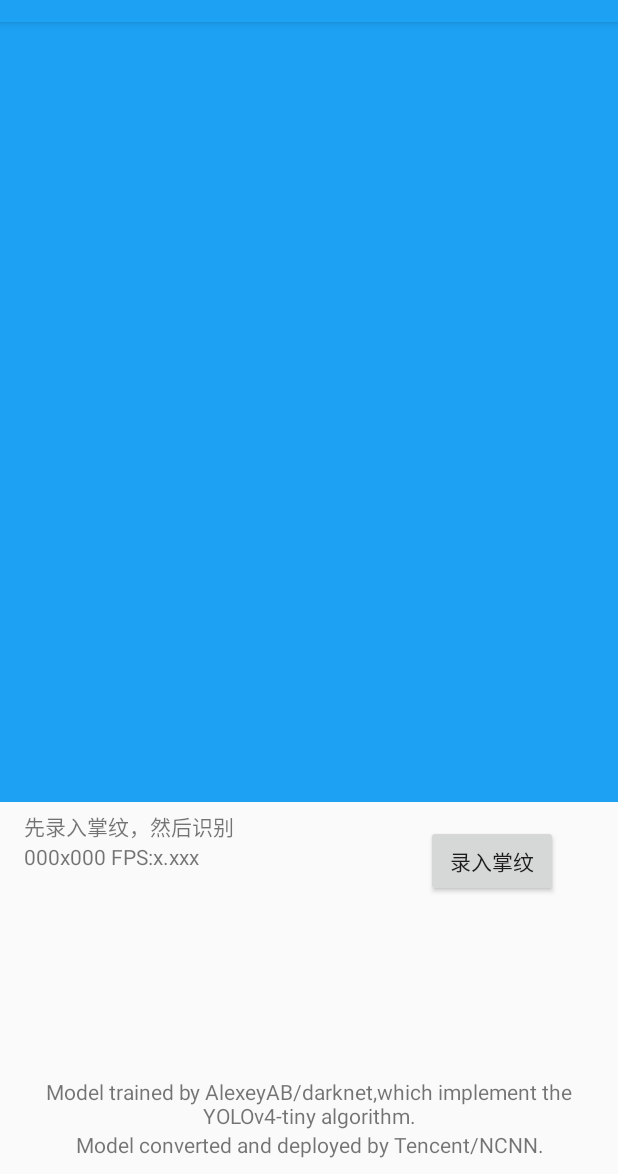
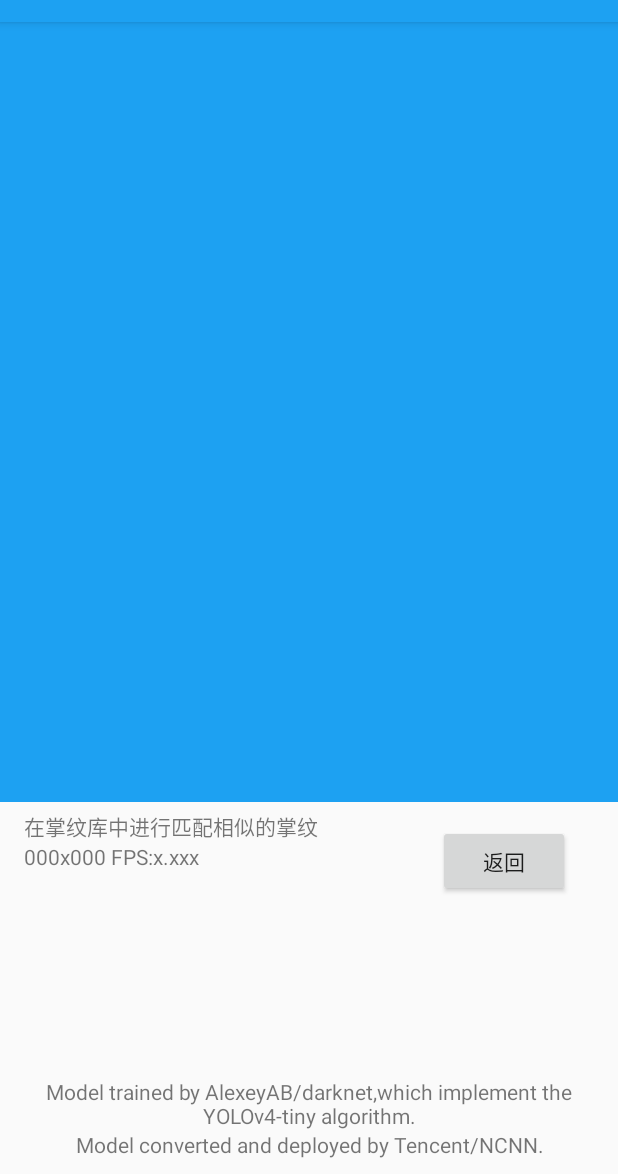
Before and after one commit to Zhaobaba918/Palmprint-Verification, an Android app: the VerifyActivity screen opened directly, with no data from a screen before it, on a phone screen of 412 x 824 dp, the part 62-1236 px from its top. Run offline under Robolectric (Android 15) with nearby library versions, the phone set to English and light mode, and no system bars; libraries missing offline, so code that uses them is left out: androidx.camera.core, org.pytorch, org.pytorch.torchvision; 6 statements that could not run were skipped.

Commit message:
add 多人识别

```diff
--- a/app/src/main/java/top/sun1999/VerifyActivity.java
+++ b/app/src/main/java/top/sun1999/VerifyActivity.java
@@ -60,12 +60,14 @@ import java.lang.ref.SoftReference;
 import java.nio.ByteBuffer;
 import java.text.SimpleDateFormat;
 import java.util.ArrayList;
+import java.util.Arrays;
 import java.util.Date;
 import java.util.List;
 import java.util.Locale;
 import java.util.concurrent.atomic.AtomicBoolean;
 
 import static java.lang.Math.PI;
+import static java.lang.Math.max;
 import static java.lang.Math.pow;
 
 import org.pytorch.IValue;
@@ -88,8 +90,8 @@ public class VerifyActivity extends AppCompatActivity {
     private final double threshold = 0.35;
     private final double nms_threshold = 0.7;
 
-    private final AtomicBoolean detecting = new AtomicBoolean(false);
-    private final AtomicBoolean detectPhoto = new AtomicBoolean(false);
+//    private final AtomicBoolean detecting = new AtomicBoolean(false);
+//    private final AtomicBoolean detectPhoto = new AtomicBoolean(false);
 
     private long startTime = 0;
     private long endTime = 0;
@@ -97,7 +99,7 @@ public class VerifyActivity extends AppCompatActivity {
     private int height;
     private static final Paint boxPaint = new Paint();
 
-    private float[] myVec;
+    //    private float[] myVec;
     private Module module;
 
     @Override
@@ -118,39 +120,17 @@ public class VerifyActivity extends AppCompatActivity {
         thresholdTextview = findViewById(R.id.valTxtView);
         tvInfo = findViewById(R.id.tv_info);
 
-        thresholdTextview.setText("先录入掌纹，然后识别");
+        thresholdTextview.setText("在掌纹库中进行匹配相似的掌纹");
 
         Button inference = findViewById(R.id.button);
         inference.setOnClickListener(view -> {
-//            Intent takePictureIntent = new Intent(MediaStore.ACTION_IMAGE_CAPTURE);
-//            // Ensure that there's a camera activity to handle the intent
-//            if (takePictureIntent.resolveActivity(getPackageManager()) != null) {
-//                // Create the File where the photo should go
-//                File photoFile = null;
-//                try {
-//                    photoFile = createImageFile();
-//                } catch (IOException ex) {
-//                    // Error occurred while creating the File
-//                    Log.e("文件创建失败", ex.toString());
-//                }
-//                // Continue only if the File was successfully created
-//                if (photoFile != null) {
-//                    Uri photoURI = FileProvider.getUriForFile(this, "top.sun1999.fileProvider", photoFile);
-//                    takePictureIntent.putExtra(MediaStore.EXTRA_OUTPUT, photoURI);
-//                    startActivityForResult(takePictureIntent, 1);
-//                }
-//            }
             finish();
-//            Intent intent = new Intent(Intent.ACTION_PICK);
-//            intent.setType("image/*");
-//            startActivityForResult(intent, REQUEST_PICK_IMAGE);
         });
 
-        resultImageView.setOnClickListener(v -> {
-            detectPhoto.set(false);
-            Log.e("click", "点击了按钮");
-//            startCamera();
-        });
+//        resultImageView.setOnClickListener(v -> {
+//            detectPhoto.set(false);
+//            Log.e("click", "点击了按钮");
+//        });
         startCamera();
         try {
             module = Module.load(assetFilePath(this, "best.pt"));
@@ -210,27 +190,16 @@ public class VerifyActivity extends AppCompatActivity {
         return analysis;
     }
 
-    int goodNum = 0;
-    int badNum = 0;
-
-//    Handler handler = new Handler(){
-//        @Override
-//        public void handleMessage(Message message){
-//            super.handleMessage(message);
-//            makeDialog(message.toString());
-//        }
-//    };
 
     private class DetectAnalyzer implements ImageAnalysis.Analyzer {
         @Override
         public void analyze(ImageProxy image, final int rotationDegrees) {
-            if (detecting.get() || detectPhoto.get()) {
-                return;
-            }
-            detecting.set(true);
+//            if (detecting.get() || detectPhoto.get()) {
+//                return;
+//            }
+//            detecting.set(true);
             final Bitmap bitmapsrc = imageToBitmap(image);  // 格式转换
             Thread detectThread = new Thread(() -> {
-//                handler.sendEmptyMessage(1);
                 Matrix matrix = new Matrix();
                 matrix.postRotate(rotationDegrees);
                 width = bitmapsrc.getWidth();
@@ -265,12 +234,11 @@ public class VerifyActivity extends AppCompatActivity {
                 String res;
                 Bitmap roi = Util.extractROI(mutableBitmap, result, true);
 
-                if (myVec == null) {
+                if (Util.names.size() == 0) {
                     res = "请录入掌纹";
                 } else {
                     if (roi == null) {
                         res = "请将摄像头对准手掌";
-                        goodNum = badNum = 0;
                     } else {
                         final Tensor inputTensor = TensorImageUtils.bitmapToFloat32Tensor(roi,
                                 TensorImageUtils.TORCHVISION_NORM_MEAN_RGB, TensorImageUtils.TORCHVISION_NORM_STD_RGB, MemoryFormat.CHANNELS_LAST);
@@ -285,45 +253,33 @@ public class VerifyActivity extends AppCompatActivity {
                         }
                         sum = (float) Math.sqrt(sum);
 
-                        float dot = 0;
-                        for (int i = 0; i < myVec.length; i++) {
-                            dot += vec[i] / sum * myVec[i];
+                        List<Double> dot = new ArrayList<>();
+                        double tmpDot = 0f;
+                        for (double[] vect : Util.vecs) {
+                            for (int i = 0; i < vect.length; i++) {
+                                tmpDot += vec[i] / sum * vect[i];
+                            }
+                            dot.add(tmpDot);
                         }
+                        double maxDot = -1;
+                        for (int i = 0; i < dot.size(); i++) {
+                            if (dot.get(i) > maxDot) {
+                                maxDot = dot.get(i);
+                            }
+                        }
+                        String name = Util.names.get(dot.indexOf(maxDot));
+
                         endTime = System.currentTimeMillis();
-//                        String res1;
-//                        if (dot > 0.294) {
-//                            res1 = "掌纹匹配成功";
-//                            goodNum += 1;
-//                            badNum = 0;
-//                            if (goodNum > 5) {
-//                                Looper.prepare();
-//                                goodNum = 0;
-//                                makeDialog("掌纹匹配成功");
-////                                Handler handler1 =
-////                                Looper.loop();
-//                            }
-//                        } else {
-//                            res1 = "掌纹匹配失败";
-//                            badNum += 1;
-//                            goodNum = 0;
-//                            if (badNum > 5) {
-//                                makeDialog("掌纹匹配失败");
-//                                badNum = 0;
-//                            }
-//                        }
-                        String res1 = dot > 0.432 ? "掌纹匹配成功" : "掌纹匹配失败";
+//                        String res1 = dot > 0.432 ? "掌纹匹配成功" : "掌纹匹配失败";
                         res = String.format(Locale.CHINESE,
-                                "ImgSize: %dx%d\nUseTime: %d ms\n相似度: %.3f %s ",
-                                mutableBitmap.getHeight(), mutableBitmap.getWidth(), endTime - startTime, dot, res1);
+                                "%s，你被我认出来了！\n相似度: %.3f\nImgSize: %dx%d\nUseTime: %d ms",
+                                name, maxDot, mutableBitmap.getHeight(), mutableBitmap.getWidth(), endTime - startTime);
 
                     }
 
                 }
                 runOnUiThread(() -> {
                     resultImageView.setImageBitmap(mutableBitmap);
-                    detecting.set(false);
-//                    long dur = endTime - startTime;
-//                    float fps = (float) (1000.0 / dur);
                     tvInfo.setText(res);
                 });
             }, "detect");
@@ -375,87 +331,87 @@ public class VerifyActivity extends AppCompatActivity {
         }
     }
 
-    @Override
-    protected void onActivityResult(int requestCode, int resultCode, @Nullable Intent data) {
-        super.onActivityResult(requestCode, resultCode, data);
-//        if (data == null) {
+//    @Override
+//    protected void onActivityResult(int requestCode, int resultCode, @Nullable Intent data) {
+//        super.onActivityResult(requestCode, resultCode, data);
+////        if (data == null) {
+////            return;
+////        }
+//
+//        detectPhoto.set(true);
+//
+////        byte[] photoByUrl = getPhotoByUrl(currentPhotoPath);
+////        Bitmap image = byteToBitmap(getPhotoByUrl(currentPhotoPath));
+////        Bitmap image = (Bitmap) photoByUrl;
+//        Bitmap image = getPicture(data.getData());
+//        //根据Uri显示本地图片
+////        photoImageView.setImageURI(uri);
+////        Log.d("success","路径：" + uri.toString());
+//
+//
+////        Bundle bundle = data.getExtras(); // 从data中取出传递回来缩略图的信息，图片质量差，适合传递小图片
+////        Bitmap image = (Bitmap) bundle.get("data"); // 将data中的信息流解析为Bitmap类型
+//
+////        Bitmap image = getPicture(data.getData());
+//
+//        startTime = System.currentTimeMillis();
+//        Box[] result = YOLOv4.detect(image, threshold, nms_threshold);
+//        Bitmap tmpimage = Util.extractROI(image, result);
+//        resultImageView.setImageBitmap(tmpimage);
+//        if (tmpimage == null) {
+//            tvInfo.setText("Yolo 识别失败");
+////            detectPhoto.set(false);
 //            return;
 //        }
-
-        detectPhoto.set(true);
-
-//        byte[] photoByUrl = getPhotoByUrl(currentPhotoPath);
-//        Bitmap image = byteToBitmap(getPhotoByUrl(currentPhotoPath));
-//        Bitmap image = (Bitmap) photoByUrl;
-        Bitmap image = getPicture(data.getData());
-        //根据Uri显示本地图片
-//        photoImageView.setImageURI(uri);
-//        Log.d("success","路径：" + uri.toString());
-
-
-//        Bundle bundle = data.getExtras(); // 从data中取出传递回来缩略图的信息，图片质量差，适合传递小图片
-//        Bitmap image = (Bitmap) bundle.get("data"); // 将data中的信息流解析为Bitmap类型
-
-//        Bitmap image = getPicture(data.getData());
-
-        startTime = System.currentTimeMillis();
-        Box[] result = YOLOv4.detect(image, threshold, nms_threshold);
-        Bitmap tmpimage = Util.extractROI(image, result);
-        resultImageView.setImageBitmap(tmpimage);
-        if (tmpimage == null) {
-            tvInfo.setText("Yolo 识别失败");
-//            detectPhoto.set(false);
-            return;
-        }
-
-
-        // preparing input tensor
-        final Tensor inputTensor = TensorImageUtils.bitmapToFloat32Tensor(tmpimage,
-                TensorImageUtils.TORCHVISION_NORM_MEAN_RGB, TensorImageUtils.TORCHVISION_NORM_STD_RGB, MemoryFormat.CHANNELS_LAST);
-
-        // running the model
-        final Tensor outputTensor = module.forward(IValue.from(inputTensor)).toTensor();
-
-
-        if (true) {
-//            if (myVec == null) {
-            // getting tensor content as java array of floats
-            myVec = outputTensor.getDataAsFloatArray();
-
-            float sum = 0;
-            for (float tmp : myVec) {
-                sum += tmp * tmp;
-            }
-            sum = (float) Math.sqrt(sum);
-            for (int i = 0; i < myVec.length; i++) {
-                myVec[i] /= sum;
-            }
-            endTime = System.currentTimeMillis();
-            Log.e("myVec", myVec.toString());
-            tvInfo.setText(String.format(Locale.CHINESE,
-                    "ImgSize: %dx%d\nUseTime: %d ms\n特征向量已保存",
-                    image.getHeight(), image.getWidth(), endTime - startTime));
-        } else {
-            float[] vec = outputTensor.getDataAsFloatArray();
-            float sum = 0;
-            for (float tmp : vec) {
-                sum += tmp * tmp;
-            }
-            sum = (float) Math.sqrt(sum);
-
-            float dot = 0;
-            for (int i = 0; i < myVec.length; i++) {
-                dot += vec[i] / sum * myVec[i];
-            }
-            endTime = System.currentTimeMillis();
-            String res = dot > 0.432 ? "掌纹匹配成功" : "掌纹匹配失败";
-            tvInfo.setText(String.format(Locale.CHINESE,
-                    "ImgSize: %dx%d\nUseTime: %d ms\n相似度: %.3f %s ",
-                    image.getHeight(), image.getWidth(), endTime - startTime, dot, res));
-
-        }
-//        detectPhoto.set(false);
-    }
+//
+//
+//        // preparing input tensor
+//        final Tensor inputTensor = TensorImageUtils.bitmapToFloat32Tensor(tmpimage,
+//                TensorImageUtils.TORCHVISION_NORM_MEAN_RGB, TensorImageUtils.TORCHVISION_NORM_STD_RGB, MemoryFormat.CHANNELS_LAST);
+//
+//        // running the model
+//        final Tensor outputTensor = module.forward(IValue.from(inputTensor)).toTensor();
+//
+//
+//        if (true) {
+////            if (myVec == null) {
+//            // getting tensor content as java array of floats
+//            myVec = outputTensor.getDataAsFloatArray();
+//
+//            float sum = 0;
+//            for (float tmp : myVec) {
+//                sum += tmp * tmp;
+//            }
+//            sum = (float) Math.sqrt(sum);
+//            for (int i = 0; i < myVec.length; i++) {
+//                myVec[i] /= sum;
+//            }
+//            endTime = System.currentTimeMillis();
+//            Log.e("myVec", myVec.toString());
+//            tvInfo.setText(String.format(Locale.CHINESE,
+//                    "ImgSize: %dx%d\nUseTime: %d ms\n特征向量已保存",
+//                    image.getHeight(), image.getWidth(), endTime - startTime));
+//        } else {
+//            float[] vec = outputTensor.getDataAsFloatArray();
+//            float sum = 0;
+//            for (float tmp : vec) {
+//                sum += tmp * tmp;
+//            }
+//            sum = (float) Math.sqrt(sum);
+//
+//            float dot = 0;
+//            for (int i = 0; i < myVec.length; i++) {
+//                dot += vec[i] / sum * myVec[i];
+//            }
+//            endTime = System.currentTimeMillis();
+//            String res = dot > 0.432 ? "掌纹匹配成功" : "掌纹匹配失败";
+//            tvInfo.setText(String.format(Locale.CHINESE,
+//                    "ImgSize: %dx%d\nUseTime: %d ms\n相似度: %.3f %s ",
+//                    image.getHeight(), image.getWidth(), endTime - startTime, dot, res));
+//
+//        }
+////        detectPhoto.set(false);
+//    }
 
     public void makeDialog(String text) {
         //创建一个警告对话框
--- a/app/src/main/res/layout/activity_add_palm_acticity.xml
+++ b/app/src/main/res/layout/activity_add_palm_acticity.xml
@@ -25,7 +25,7 @@
         android:layout_height="wrap_content"
 
         android:layout_marginTop="5dp"
-        android:text="Thresh:x.xx,NMS:x.xx"
+        android:text="录入掌纹"
         app:layout_constraintEnd_toStartOf="@+id/button"
         app:layout_constraintHorizontal_bias="0.0"
         app:layout_constraintStart_toStartOf="@+id/tv_info"
@@ -37,7 +37,7 @@
         android:layout_height="wrap_content"
         android:layout_marginTop="15dp"
         android:layout_marginEnd="40dp"
-        android:text="录入掌纹"
+        android:text="返回"
         app:layout_constraintEnd_toEndOf="parent"
         app:layout_constraintTop_toBottomOf="@+id/imageView" />
     <TextView
--- a/app/src/main/res/layout/activity_main.xml
+++ b/app/src/main/res/layout/activity_main.xml
@@ -35,8 +35,8 @@
         android:layout_width="wrap_content"
         android:layout_height="wrap_content"
         android:layout_marginTop="15dp"
-        android:layout_marginEnd="40dp"
-        android:text="录入掌纹"
+        android:layout_marginEnd="32dp"
+        android:text="返回"
         app:layout_constraintEnd_toEndOf="parent"
         app:layout_constraintTop_toBottomOf="@+id/imageView" />
     <TextView
--- a/app/src/main/res/layout/activity_new_main.xml
+++ b/app/src/main/res/layout/activity_new_main.xml
@@ -12,7 +12,7 @@
         android:layout_height="wrap_content"
         android:layout_marginTop="256dp"
         android:layout_marginEnd="160dp"
-        android:text="开始识别"
+        android:text="多人识别"
         app:layout_constraintEnd_toEndOf="parent"
         app:layout_constraintTop_toTopOf="parent" />
 
```
Also changed, not shown: app/src/main/java/top/sun1999/AddPalmActicity.java (+5 -2 lines).
